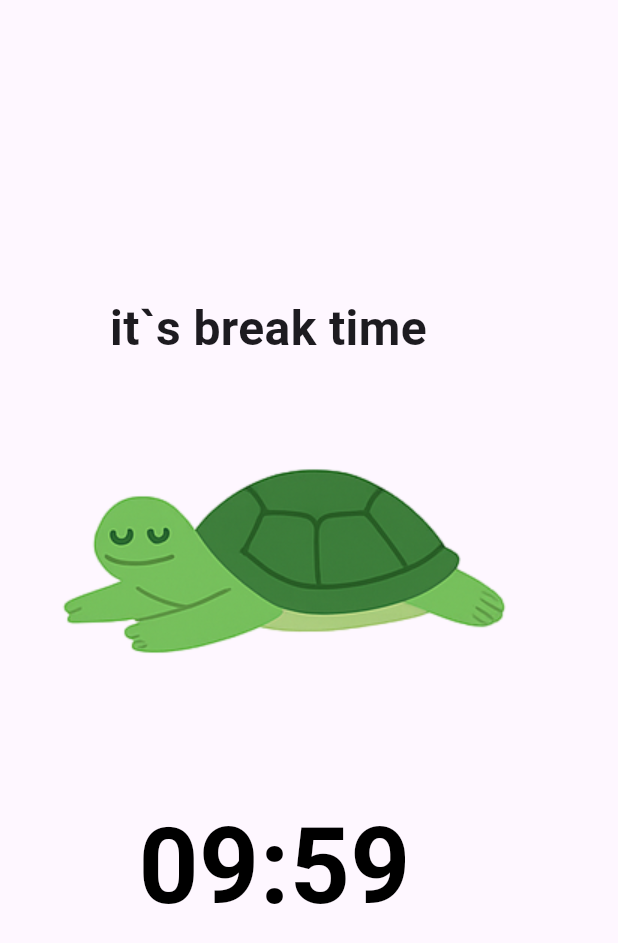
After one commit to dinaadel11/Break_Time_App, a Flutter app: the HomeView screen opened by its route, after a tap on "Start", on a phone screen of 412 x 824 dp. The commit adds this screen. Shown: the top 943 px of the screen. Run offline on Flutter 3.47's test engine with Material 3 defaults, Android fonts, the light colour scheme and no system bars; our stand-ins replace device_preview, go_router.

Commit message:
create break time view done

```diff
--- a/lib/core/utils/app_router.dart
+++ b/lib/core/utils/app_router.dart
@@ -1,4 +1,5 @@
 import 'package:go_router/go_router.dart';
+import 'package:newsapp/featuer/break/break_view.dart';
 import 'package:newsapp/featuer/home/home_view.dart';
 import 'package:newsapp/featuer/setting/setting_view.dart';
 import 'package:newsapp/featuer/splash/splash_view.dart';
@@ -17,5 +18,9 @@ abstract class AppRouter {
       path: '/HomeView',
       builder: (context, state) => const HomeView(),
     ),
+    GoRoute(
+      path: '/BreakView',
+      builder: (context, state) => const BreakView(),
+    ),
   ]);
 }
--- /dev/null
+++ b/lib/featuer/break/break_view.dart
@@ -0,0 +1,13 @@
+import 'package:flutter/material.dart';
+import 'package:newsapp/featuer/break/widget/break_view_body.dart';
+
+class BreakView extends StatelessWidget {
+  const BreakView({super.key});
+
+  @override
+  Widget build(BuildContext context) {
+    return const Scaffold(
+      body: BreakViewBody(),
+    );
+  }
+}
--- /dev/null
+++ b/lib/featuer/break/widget/break_view_body.dart
@@ -0,0 +1,27 @@
+import 'package:flutter/material.dart';
+
+class BreakViewBody extends StatelessWidget {
+  const BreakViewBody({super.key});
+
+  @override
+  Widget build(BuildContext context) {
+    return Column(
+      mainAxisAlignment: MainAxisAlignment.center,
+      children: [
+        const Text(
+          'it`s break time ',
+          style: TextStyle(fontSize: 32, fontWeight: FontWeight.bold),
+        ),
+        Image.asset('assets/images/tut (1).png'),
+        const SizedBox(
+          height: 50,
+        ),
+        const Text(
+          '09:59',
+          style: TextStyle(
+              fontSize: 70, fontWeight: FontWeight.bold, color: Colors.black),
+        ),
+      ],
+    );
+  }
+}
--- a/lib/featuer/home/widget/home_view_body.dart
+++ b/lib/featuer/home/widget/home_view_body.dart
@@ -43,7 +43,12 @@ class HomeViewBody extends StatelessWidget {
           const SizedBox(
             height: 20,
           ),
-          CustomButton(textbutton: 'Start'),
+          CustomButton(
+            textbutton: 'Start',
+            onTap: () {
+              GoRouter.of(context).push('/BreakView');
+            },
+          ),
           const SizedBox(
             height: 20,
           ),
```
